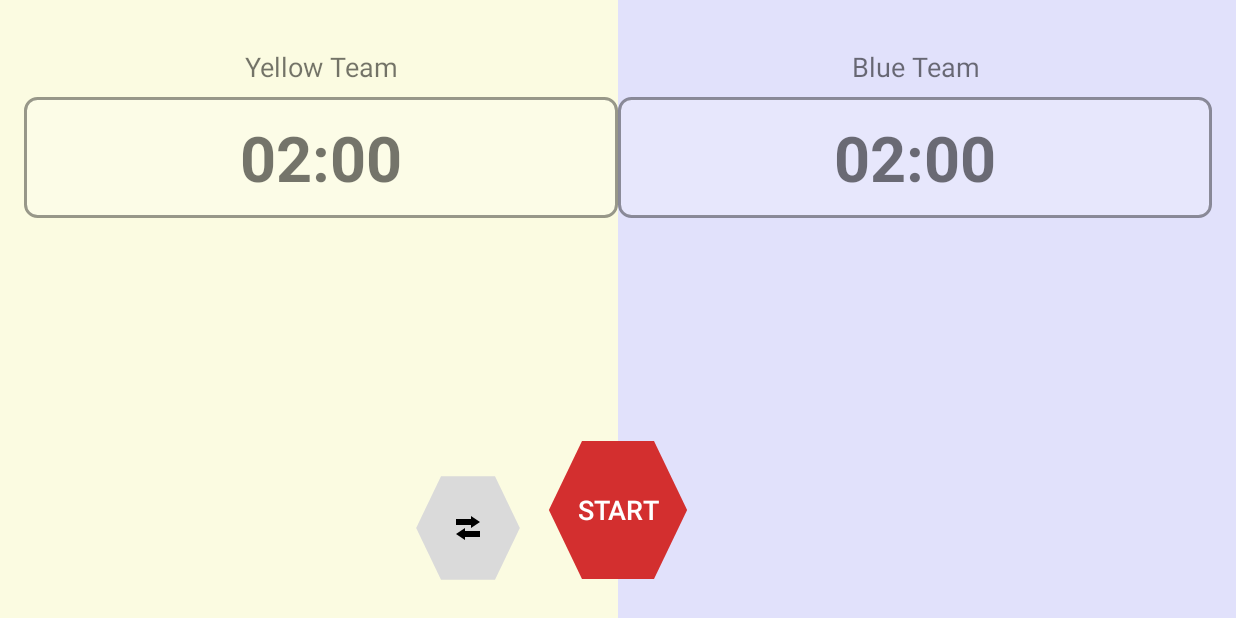
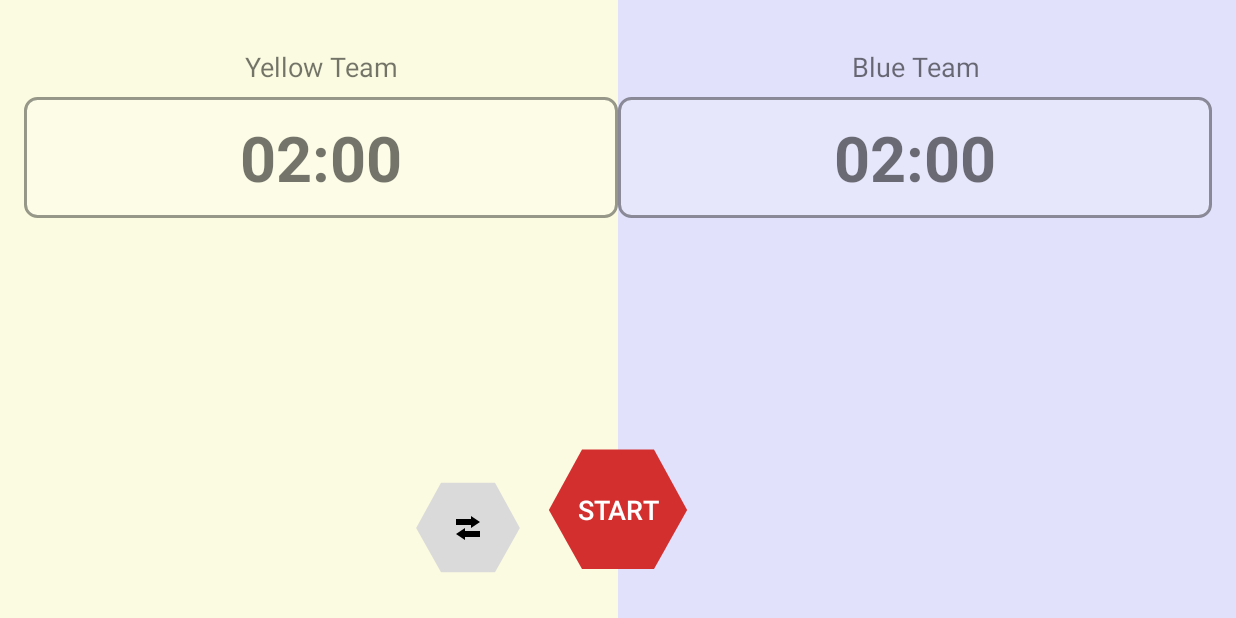
Before and after one commit to goldenratio1618/Minions-Timer, an Android app: the screen it shows after launch (MainActivity), on a phone screen of 824 x 412 dp (held sideways). Run offline under Robolectric (Android 15) with nearby library versions, the phone set to English and light mode, and no system bars.

Commit message:
Regular hexagons, size settings update

```diff
--- a/app/src/main/java/com/example/minionstimer/MainActivity.kt
+++ b/app/src/main/java/com/example/minionstimer/MainActivity.kt
@@ -523,6 +523,12 @@ class MainActivity : AppCompatActivity() {
 
     private fun showKeypad(team: Team) {
         activeInputTeam = team
+        if (team == Team.BLUE) {
+            blueInputDigits = ""
+        } else {
+            yellowInputDigits = ""
+        }
+        updateTimeDisplays()
         keypadOverlay.visibility = View.VISIBLE
     }
 
@@ -533,6 +539,10 @@ class MainActivity : AppCompatActivity() {
 
     private fun handleKeypadInput(input: String) {
         val team = activeInputTeam ?: return
+        if (input == "enter") {
+            hideKeypad()
+            return
+        }
         val currentDigits = if (team == Team.BLUE) blueInputDigits else yellowInputDigits
         val updatedDigits = when (input) {
             "backspace" -> currentDigits.dropLast(1)
--- a/app/src/main/res/drawable/hex_button.xml
+++ b/app/src/main/res/drawable/hex_button.xml
@@ -6,5 +6,5 @@
     android:viewportHeight="100">
     <path
         android:fillColor="#FFFFFF"
-        android:pathData="M25,2 L75,2 L98,50 L75,98 L25,98 L2,50 Z" />
+        android:pathData="M25,8 L75,8 L98,50 L75,91 L25,91 L2,50 Z" />
 </vector>
--- a/app/src/main/res/layout/activity_main.xml
+++ b/app/src/main/res/layout/activity_main.xml
@@ -169,27 +169,27 @@
 
         <Button
             android:id="@+id/faceButton"
-            android:layout_width="56dp"
-            android:layout_height="56dp"
+            android:layout_width="72dp"
+            android:layout_height="72dp"
             android:layout_gravity="top|start"
             android:layout_margin="16dp"
             android:background="@drawable/hex_button"
             android:backgroundTint="@color/hex_neutral"
             android:text="🤔"
-            android:textSize="20sp"
+            android:textSize="24sp"
             android:textColor="@android:color/black" />
 
         <!-- Adjust Time Button positioned at the top right -->
         <ImageButton
             android:id="@+id/btnAdjustTime"
-            android:layout_width="56dp"
-            android:layout_height="56dp"
+            android:layout_width="72dp"
+            android:layout_height="72dp"
             android:layout_gravity="top|end"
             android:layout_margin="16dp"
             android:background="@drawable/hex_button"
             android:backgroundTint="@color/hex_neutral"
             android:contentDescription="Adjust settings"
-            android:padding="12dp"
+            android:padding="14dp"
             android:scaleType="centerInside"
             android:src="@android:drawable/ic_menu_manage"
             android:tint="@android:color/black" />
@@ -241,8 +241,8 @@
 
         <FrameLayout
             android:id="@+id/infinityButton"
-            android:layout_width="56dp"
-            android:layout_height="56dp"
+            android:layout_width="72dp"
+            android:layout_height="72dp"
             android:layout_gravity="bottom|end"
             android:layout_margin="16dp"
             android:background="@drawable/hex_button"
@@ -254,14 +254,14 @@
 
             <TextView
                 android:id="@+id/infinityLabel"
-                android:layout_width="32dp"
-                android:layout_height="32dp"
+                android:layout_width="40dp"
+                android:layout_height="40dp"
                 android:layout_gravity="center"
                 android:background="@drawable/triangle_down"
                 android:gravity="center"
                 android:text="+5"
                 android:textColor="@android:color/black"
-                android:textSize="12sp"
+                android:textSize="14sp"
                 android:textStyle="bold" />
         </FrameLayout>
     </FrameLayout>
@@ -369,20 +369,24 @@
                     android:textSize="20sp" />
 
                 <Button
-                    android:id="@+id/keypadKey00"
-                    android:layout_width="72dp"
-                    android:layout_height="72dp"
-                    android:tag="00"
-                    android:text="00"
-                    android:textSize="20sp" />
-
-                <Button
                     android:id="@+id/keypadKey0"
                     android:layout_width="72dp"
                     android:layout_height="72dp"
                     android:tag="0"
                     android:text="0"
                     android:textSize="20sp" />
+
+                <Button
+                    android:id="@+id/keypadKeyEnter"
+                    android:layout_width="72dp"
+                    android:layout_height="72dp"
+                    android:tag="enter"
+                    android:text="ENTER"
+                    android:textAllCaps="true"
+                    android:textColor="@android:color/white"
+                    android:textSize="16sp"
+                    android:textStyle="bold"
+                    android:backgroundTint="@color/keypad_enter" />
 
                 <Button
                     android:id="@+id/keypadKeyBackspace"
--- a/app/src/main/res/values/colors.xml
+++ b/app/src/main/res/values/colors.xml
@@ -6,4 +6,5 @@
     <color name="yellow_tint">#1AFFFF00</color>
     <color name="red">#D32F2F</color>
     <color name="hex_neutral">#DADADA</color>
+    <color name="keypad_enter">#3FAE49</color>
 </resources>
```
